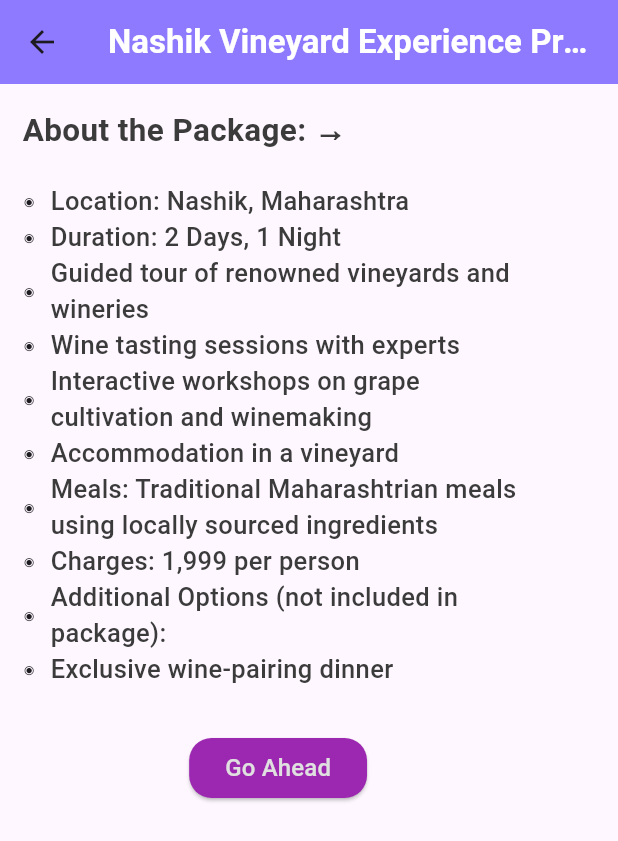
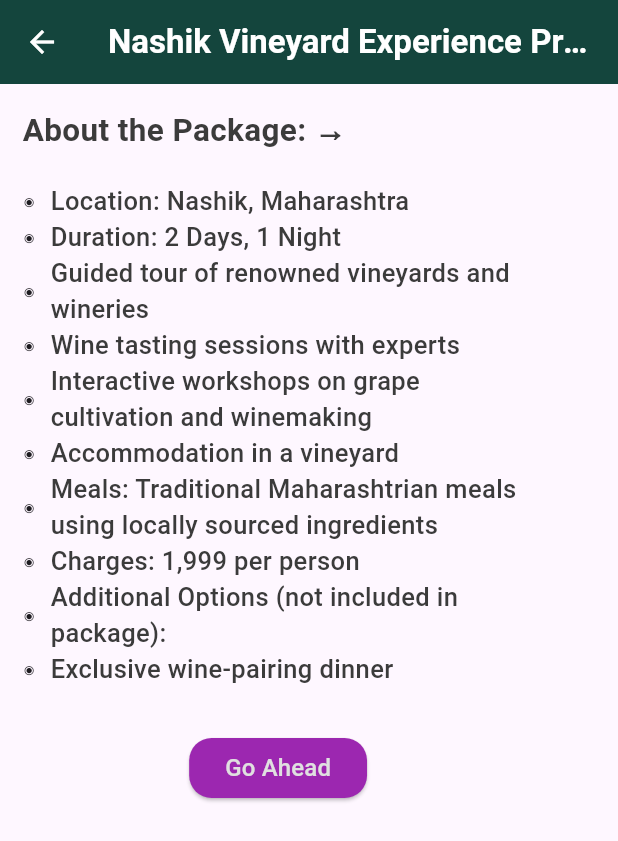
Before and after one commit to DYNAMICMORTAL/chalokisaan, a Flutter app: the HomeScreen screen opened by its route, after a tap on "See More", on a phone screen of 412 x 824 dp. Shown: the top 841 px of the screen. Run offline on Flutter 3.47's test engine with Material 2 defaults, Android fonts, the phone set to English and light mode, and no system bars; our stand-ins replace cloud_firestore, country_picker, firebase_auth, firebase_core, firebase_storage, fluentui_icons and 4 more; missing offline and left inert: google_maps_webservice, google_place; accounts and stored records are empty; Roboto replaces fonts that are missing (Poppins).

Commit message:
UIFix 2.7.0ls

```diff
--- a/lib/maps/maps.dart
+++ b/lib/maps/maps.dart
@@ -30,7 +30,7 @@ class _TouristAttractionsScreenState extends State<TouristAttractionsScreen> {
   Widget build(BuildContext context) {
     return Scaffold(
       appBar: AppBar(
-        title: Text('Tourist Attractions'),
+        title: Text('Hidden Gems'),
       ),
       body: Column(
         children: [
--- a/lib/screens/home_screen.dart
+++ b/lib/screens/home_screen.dart
@@ -120,25 +120,7 @@ class _HomeScreenState extends State<HomeScreen> {
               leading: Icon(Icons.diamond_rounded),
               title: Text('Visit Hidden Gems →'),
               onTap: () {
-                // Add navigation logic to redirect to the pricing section
-              },
-            ),
-            ListTile(
-              leading: Icon(FluentSystemIcons.ic_fluent_home_regular),
-              title: Text('Tourist Attractions'),
-              onTap: () {
                 Navigator.pushNamed(context, '/maps');
-              },
-            ),
-            ListTile(
-              leading: Icon(Icons.map),
-              title: Text('MAPS'),
-              onTap: () {
-                // Add navigation logic to redirect to the pricing section
-                Navigator.push(
-                  context,
-                  MaterialPageRoute(builder: (context) => TouristAttractionsScreen()),
-                );
               },
             ),
             ListTile(
@@ -371,6 +353,57 @@ class _HomeScreenState extends State<HomeScreen> {
                               ],
                             ),
                           ),
+                          const Gap(25),
+                          Container(
+                            child: Column(
+                              children: [
+                                Row(
+                                  children: [
+                                    Container(
+                                      padding: const EdgeInsets.symmetric(vertical: 25, horizontal: 20),
+                                      // height: 100,
+                                      decoration: BoxDecoration(
+                                        color: Colors.grey.shade200,
+                                        borderRadius: BorderRadius.circular(10),
+                                      ),
+                                      // width: MediaQuery.of(context).size.width/2.5,
+                                      child: Column(
+                                        crossAxisAlignment: CrossAxisAlignment.start,
+                                        children: [
+                                          Text("Ratnagiri Haapus Festival...", style: Styles.headlineStyle3.copyWith(fontSize: 15, fontWeight: FontWeight.w700), overflow: TextOverflow.ellipsis,),
+                                          const Gap(10),
+                                          Container(
+                                            decoration: BoxDecoration(
+                                              borderRadius: BorderRadius.circular(10),
+                                            ),
+                                            child: const Image(
+                                              image: AssetImage('lib/assets/mango.png',),
+                                              // width: 150,
+                                              width: 250,
+                                            ),
+                                          ),
+                                          const Gap(5),
+                                          // Text("Enrich yourselves with the famous Ratnagiri Alphansos", style: Styles.headlineStyle3,),
+                                          // const Gap(5),
+                                          Text("Organic Farms to Coconut Groves", style: TextStyle(fontWeight: FontWeight.w500),),
+                                          const Gap(5),
+                                          Row(
+                                            crossAxisAlignment: CrossAxisAlignment.start,
+                                            children: [
+                                              const Gap(5),
+                                              Text("See More ", style: Styles.headlineStyle2.copyWith(fontSize: 14, color: Colors.deepPurpleAccent),),
+                                              Icon(FluentSystemIcons.ic_fluent_arrow_right_filled),
+                                            ],
+                                          ),
+                                        ],
+                                      ),
+                                    ), //Package 1 Container
+                                  ],
+                                ), //#1 row
+                                Row(), // #2 Row
+                              ],
+                            ),
+                          ),
                         ],
                       ),
                     ),//inner outer exclusive packages
--- a/lib/screens/packages/calender_view.dart
+++ b/lib/screens/packages/calender_view.dart
@@ -56,11 +56,17 @@ class _BookingPageState extends State<BookingPage> {
             ),
             SizedBox(height: 20),
             ElevatedButton(
+              style: ElevatedButton.styleFrom(
+                primary: Color(0xFFF354A21),
+              ),
               onPressed: () => _selectDate(context),
               child: Text('Pick Date'),
             ),
             SizedBox(height: 20),
             ElevatedButton(
+              style: ElevatedButton.styleFrom(
+                primary: Color(0xFFF607D3B),
+              ),
               onPressed: () {
                 // Implement your booking confirmation logic here
               },
--- a/lib/screens/packages/package_view.dart
+++ b/lib/screens/packages/package_view.dart
@@ -14,7 +14,8 @@ class ExPackages extends StatelessWidget {
   Widget build(BuildContext context) {
     return Scaffold(
         appBar: AppBar(
-        backgroundColor: Color(0xFFF8D7AFF),
+        backgroundColor: Color(0xFFF14453D),
+          iconTheme: IconThemeData(color: Colors.white),
         title: Center(
         child: Text(
         "Nashik Vineyard Experience Project", style: TextStyle(overflow: TextOverflow.ellipsis, color: Colors.white, fontWeight: FontWeight.w700),
--- a/pubspec.yaml
+++ b/pubspec.yaml
@@ -78,6 +78,7 @@ flutter:
     - lib/assets/grape2.png
     - lib/assets/strawberries.png
     - lib/assets/orange.png
+    - lib/assets/mango.png
 
   # An image asset can refer to one or more resolution-specific "variants", see
   # https://flutter.dev/assets-and-images/#resolution-aware
```
